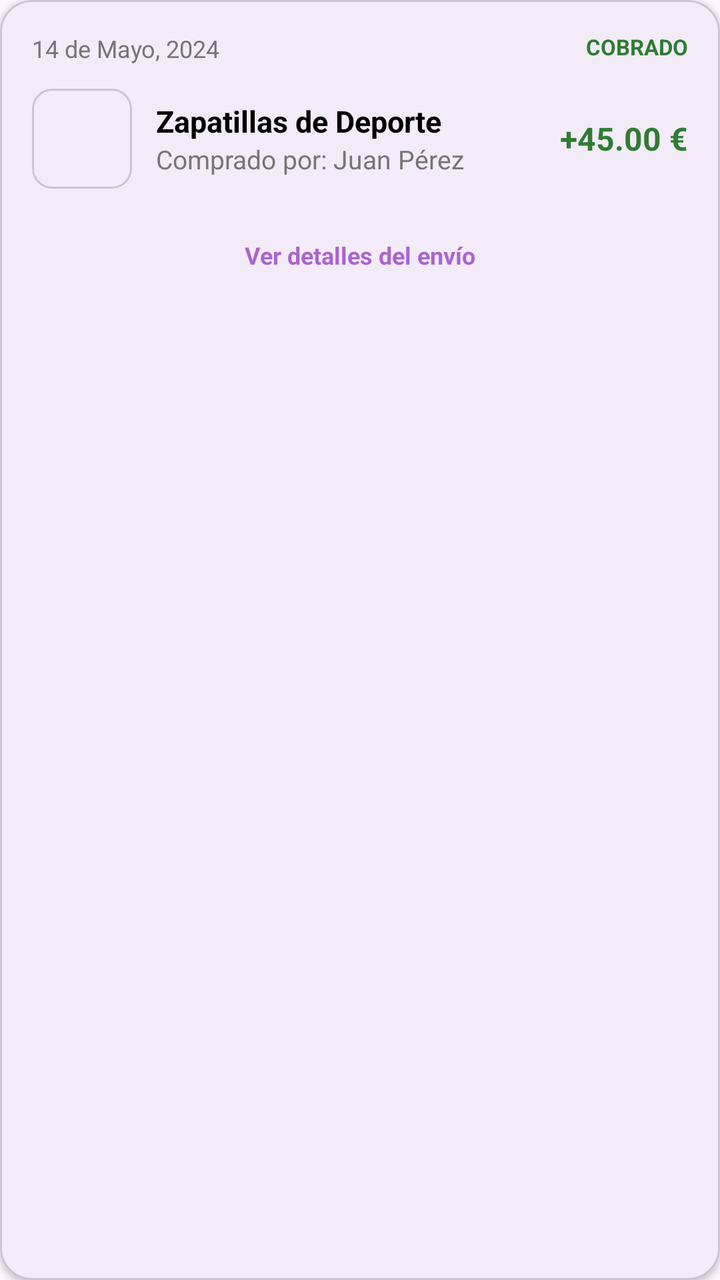
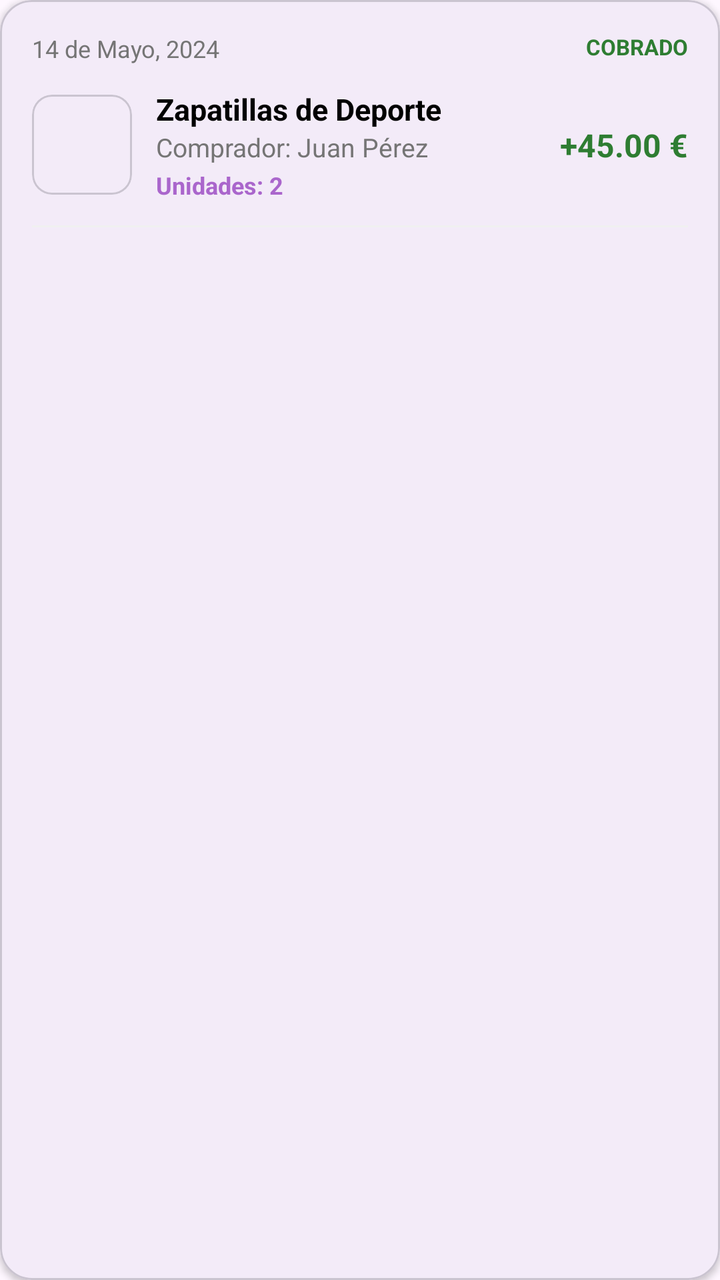

Compare the two renders of this Android layout. The source of the first and the diff that turns it into the second are given below.
<!-- AndroidManifest.xml: application theme Theme.ProyectoIntermodularTFG -->
<!-- res/layout/recycler_view_item_venta_realizada.xml -->
<?xml version="1.0" encoding="utf-8"?>
<com.google.android.material.card.MaterialCardView xmlns:android="http://schemas.android.com/apk/res/android"
    xmlns:app="http://schemas.android.com/apk/res-auto"
    android:layout_width="match_parent"
    android:layout_height="wrap_content"
    android:layout_marginHorizontal="12dp"
    android:layout_marginVertical="8dp"
    app:cardCornerRadius="16dp"
    app:cardElevation="2dp">

    <LinearLayout
        android:layout_width="match_parent"
        android:layout_height="wrap_content"
        android:orientation="vertical"
        android:padding="16dp">

        <RelativeLayout
            android:layout_width="match_parent"
            android:layout_height="wrap_content">

            <TextView
                android:id="@+id/tvVentaFecha"
                android:layout_width="wrap_content"
                android:layout_height="wrap_content"
                android:text="14 de Mayo, 2024"
                android:textColor="#757575"
                android:textSize="12sp" />

            <TextView
                android:id="@+id/tvVentaEstadoCobro"
                android:layout_width="wrap_content"
                android:layout_height="wrap_content"
                android:layout_alignParentEnd="true"
                android:text="COBRADO"
                android:textColor="#2E7D32"
                android:textSize="11sp"
                android:textStyle="bold" />
        </RelativeLayout>

        <LinearLayout
            android:layout_width="match_parent"
            android:layout_height="wrap_content"
            android:layout_marginTop="12dp"
            android:gravity="center_vertical"
            android:orientation="horizontal">

            <com.google.android.material.card.MaterialCardView
                android:layout_width="50dp"
                android:layout_height="50dp"
                app:cardCornerRadius="10dp"
                app:cardElevation="0dp">
                <ImageView
                    android:id="@+id/ivVentaProductoImagen"
                    android:layout_width="match_parent"
                    android:layout_height="match_parent"
                    android:scaleType="centerCrop" />
            </com.google.android.material.card.MaterialCardView>

            <LinearLayout
                android:layout_width="0dp"
                android:layout_height="wrap_content"
                android:layout_weight="1"
                android:layout_marginStart="12dp"
                android:orientation="vertical">

                <TextView
                    android:id="@+id/tvVentaProductoNombre"
                    android:layout_width="wrap_content"
                    android:layout_height="wrap_content"
                    android:text="Zapatillas de Deporte"
                    android:textStyle="bold"
                    android:textColor="@color/black"
                    android:textSize="15sp" />

                <TextView
                    android:id="@+id/tvVentaComprador"
                    android:layout_width="wrap_content"
                    android:layout_height="wrap_content"
                    android:text="Comprado por: Juan Pérez"
                    android:textColor="#757575"
                    android:textSize="13sp" />
            </LinearLayout>

            <TextView
                android:id="@+id/tvVentaPrecio"
                android:layout_width="wrap_content"
                android:layout_height="wrap_content"
                android:text="+45.00 €"
                android:textStyle="bold"
                android:textColor="#2E7D32"
                android:textSize="16sp" />
        </LinearLayout>

        <View
            android:layout_width="match_parent"
            android:layout_height="1dp"
            android:background="#F0F0F0"
            android:layout_marginVertical="12dp"/>

        <TextView
            android:layout_width="match_parent"
            android:layout_height="wrap_content"
            android:text="Ver detalles del envío"
            android:textAlignment="center"
            android:textColor="@android:color/holo_purple"
            android:textSize="12sp"
            android:textStyle="bold"/>

    </LinearLayout>
</com.google.android.material.card.MaterialCardView>
<!-- resources referenced by this layout -->
<resources>
  <color name="black">#FF000000</color>
  <style name="Theme.ProyectoIntermodularTFG" parent="Base.Theme.ProyectoIntermodularTFG" />
  <style name="Base.Theme.ProyectoIntermodularTFG" parent="Theme.Material3.DayNight.NoActionBar">
          
          
      </style>
</resources>

<!-- the commit's change to res/layout/recycler_view_item_venta_realizada.xml (unified diff, before → after) -->
@@ -76,9 +76,19 @@
                     android:id="@+id/tvVentaComprador"
                     android:layout_width="wrap_content"
                     android:layout_height="wrap_content"
-                    android:text="Comprado por: Juan Pérez"
+                    android:text="Comprador: Juan Pérez"
                     android:textColor="#757575"
                     android:textSize="13sp" />
+
+                <TextView
+                    android:id="@+id/tvVentaCantidad"
+                    android:layout_width="wrap_content"
+                    android:layout_height="wrap_content"
+                    android:text="Unidades: 2"
+                    android:textColor="@android:color/holo_purple"
+                    android:textSize="12sp"
+                    android:textStyle="bold"
+                    android:layout_marginTop="2dp" />
             </LinearLayout>
 
             <TextView
@@ -97,14 +107,5 @@
             android:background="#F0F0F0"
             android:layout_marginVertical="12dp"/>
 
-        <TextView
-            android:layout_width="match_parent"
-            android:layout_height="wrap_content"
-            android:text="Ver detalles del envío"
-            android:textAlignment="center"
-            android:textColor="@android:color/holo_purple"
-            android:textSize="12sp"
-            android:textStyle="bold"/>
-
     </LinearLayout>
 </com.google.android.material.card.MaterialCardView>
